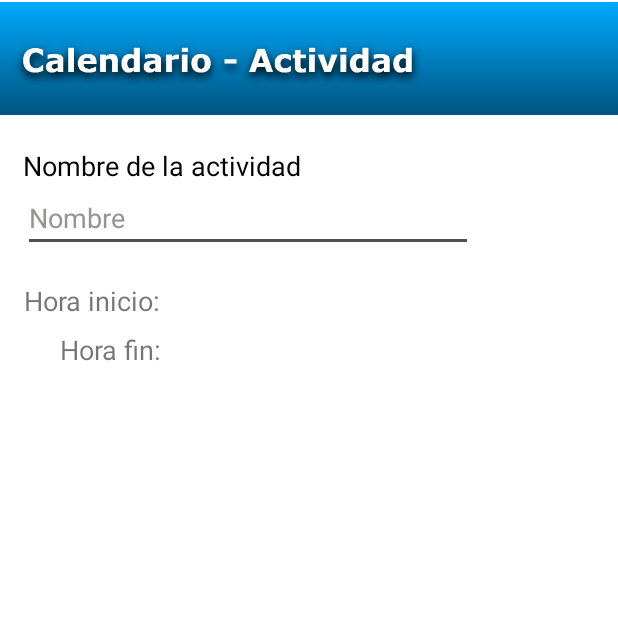
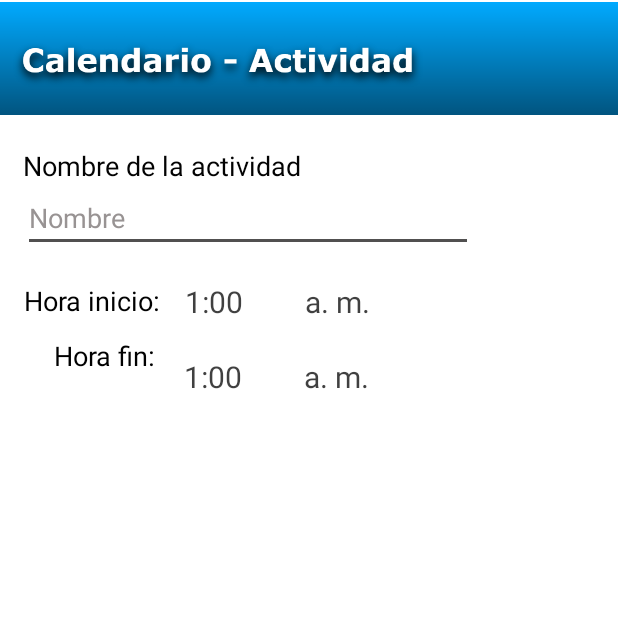
Before and after one commit to Bernardo-GD/AsPapp0.5, an Android app: the CalendarioActividad screen opened directly, with no data from a screen before it, on a phone screen of 412 x 824 dp, the top half of it. Run offline under Robolectric (Android 15) with nearby library versions, the phone set to English and light mode, and no system bars; 1 statement that could not run was skipped.

Commit message:
Agregue spinners en ActividadCalendario

```diff
--- a/app/src/main/java/com/pachoncito/aspapp/CalendarioActividad.java
+++ b/app/src/main/java/com/pachoncito/aspapp/CalendarioActividad.java
@@ -5,11 +5,14 @@ import androidx.appcompat.app.AppCompatActivity;
 import android.graphics.Color;
 import android.graphics.drawable.ColorDrawable;
 import android.os.Bundle;
+import android.widget.ArrayAdapter;
+import android.widget.Spinner;
 import android.widget.Toast;
 
 public class CalendarioActividad extends AppCompatActivity {
 
     private String fechaRecibida;
+    private Spinner horaInicio, horaFin, api, apf;
 
     @Override
     protected void onCreate(Bundle savedInstanceState) {
@@ -27,8 +30,29 @@ public class CalendarioActividad extends AppCompatActivity {
 
         //agregar el intent para recibir la fecha y mostrar en un toast
 
+        //Recibo la fecha del activity anterior
         fechaRecibida = getIntent().getStringExtra("fechaRegistro");
+        //pruebo que se recibió
         Toast.makeText(this, fechaRecibida, Toast.LENGTH_LONG).show();
+        //---------------------------------------------------------------------
+
+        //Recibiendo la hora de inicio y de fin en la variable interna
+        horaInicio = (Spinner)findViewById(R.id.spHoraI);
+        horaFin = (Spinner)findViewById(R.id.spHoraF);
+        api = (Spinner)findViewById(R.id.spAPI);
+        apf = (Spinner)findViewById(R.id.spAPF);
+
+        //Declaro los arreglos que mandaré a los spinner
+        String hora[] = {"1:00", "1:30", "2:00", "2:30", "3:00", "3:30", "4:00", "4:30", "5:00", "5:30", "6:00", "6:30", "7:00", "7:30", "8:00", "8:30", "9:00", "9:30", "10:00", "10:30", "11:00", "11:30", "12:00"};
+        String aopm[] = {"a. m.", "p. m."};
+        //adaptadores para spinners de hora inicio y fin
+        ArrayAdapter <String> adaptadorHora = new ArrayAdapter<String>(this, R.layout.spinner_item_opciones, hora);
+        ArrayAdapter <String> adaptadorAP = new ArrayAdapter<String>(this, R.layout.spinner_item_opciones, aopm);
+
+        horaInicio.setAdapter(adaptadorHora);
+        horaFin.setAdapter(adaptadorHora);
+        api.setAdapter(adaptadorAP);
+        apf.setAdapter(adaptadorAP);
 
     }
 }
--- a/app/src/main/java/com/pachoncito/aspapp/CalendarioPrincipal.java
+++ b/app/src/main/java/com/pachoncito/aspapp/CalendarioPrincipal.java
@@ -34,7 +34,7 @@ public class CalendarioPrincipal extends AppCompatActivity {
             @Override
             public void onSelectedDayChange(@NonNull CalendarView view, int year, int month, int dayOfMonth) {
 
-                fecha = dayOfMonth + "/" + month + "/" + year;
+                fecha = dayOfMonth + "/" + (month+1) + "/" + year;
                 Toast.makeText(CalendarioPrincipal.this, fecha, Toast.LENGTH_LONG).show();
 
             }
--- a/app/src/main/res/layout/activity_calendario_actividad.xml
+++ b/app/src/main/res/layout/activity_calendario_actividad.xml
@@ -50,6 +50,7 @@
         android:layout_marginStart="16dp"
         android:layout_marginTop="20dp"
         android:text="@string/horaInicio"
+        android:textColor="#000000"
         android:textSize="18sp"
         app:layout_constraintStart_toStartOf="parent"
         app:layout_constraintTop_toBottomOf="@+id/editTextTextPersonName" />
@@ -58,10 +59,55 @@
         android:id="@+id/textView6"
         android:layout_width="69dp"
         android:layout_height="26dp"
-        android:layout_marginStart="40dp"
-        android:layout_marginTop="8dp"
+        android:layout_marginStart="36dp"
+        android:layout_marginTop="12dp"
         android:text="@string/horaFin"
+        android:textColor="#000000"
         android:textSize="18sp"
         app:layout_constraintStart_toStartOf="parent"
         app:layout_constraintTop_toBottomOf="@+id/textView5" />
+
+    <Spinner
+        android:id="@+id/spHoraI"
+        android:layout_width="80dp"
+        android:layout_height="50dp"
+        android:layout_marginStart="16dp"
+        android:layout_marginTop="8dp"
+        android:background="#E3E0E0"
+        android:backgroundTint="#FFFFFF"
+        android:popupBackground="#FFFFFF"
+        app:layout_constraintStart_toEndOf="@+id/textView5"
+        app:layout_constraintTop_toBottomOf="@+id/editTextTextPersonName" />
+
+    <Spinner
+        android:id="@+id/spHoraF"
+        android:layout_width="80dp"
+        android:layout_height="50dp"
+        android:layout_marginStart="17dp"
+        android:background="#E3E0E0"
+        android:backgroundTint="#FFFFFF"
+        android:popupBackground="#FFFFFF"
+        app:layout_constraintStart_toEndOf="@+id/textView6"
+        app:layout_constraintTop_toBottomOf="@+id/spHoraI" />
+
+    <Spinner
+        android:id="@+id/spAPI"
+        android:layout_width="80dp"
+        android:layout_height="50dp"
+        android:layout_marginTop="8dp"
+        android:background="#E3E0E0"
+        android:backgroundTint="#FFFFFF"
+        android:popupBackground="#FFFFFF"
+        app:layout_constraintStart_toEndOf="@+id/spHoraI"
+        app:layout_constraintTop_toBottomOf="@+id/editTextTextPersonName" />
+
+    <Spinner
+        android:id="@+id/spAPF"
+        android:layout_width="80dp"
+        android:layout_height="50dp"
+        android:background="#E3E0E0"
+        android:backgroundTint="#FFFFFF"
+        android:popupBackground="#FFFFFF"
+        app:layout_constraintStart_toEndOf="@+id/spHoraF"
+        app:layout_constraintTop_toBottomOf="@+id/spAPI" />
 </androidx.constraintlayout.widget.ConstraintLayout>
```
